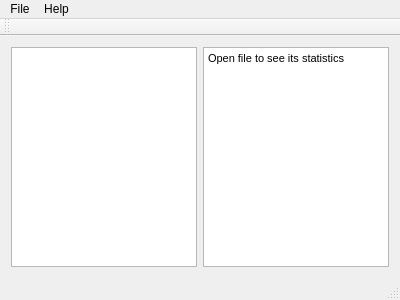
Before: the Qt Designer form mainwindow.ui in NIA/statistiq, drawn with Qt 5.
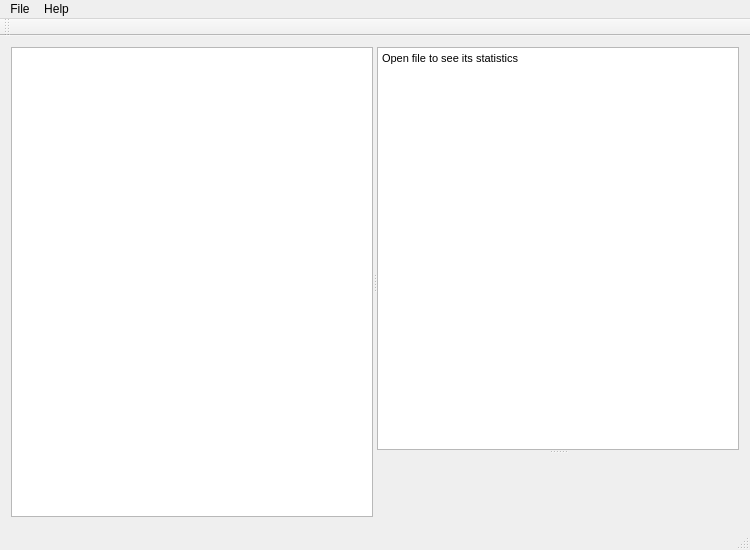
After: the same form once the commit is applied. Icons and pictures are not drawn. Custom widgets are drawn as their Qt base class.

Commit message:
Added histogram and values editing in table
QStandardItemModel is now stored in Statistic, not in MainWindow.
And Statistic is now a field of MainWindow.

What changed in the file:
```diff
--- a/mainwindow.ui
+++ b/mainwindow.ui
@@ -6,8 +6,8 @@
    <rect>
     <x>0</x>
     <y>0</y>
-    <width>400</width>
-    <height>300</height>
+    <width>750</width>
+    <height>550</height>
    </rect>
   </property>
   <property name="windowTitle">
@@ -18,11 +18,20 @@
     <normaloff>:/icons/images/statistiq.ico</normaloff>:/icons/images/statistiq.ico</iconset>
   </property>
   <widget class="QWidget" name="centralWidget">
-   <layout class="QHBoxLayout" name="horizontalLayout">
+   <layout class="QVBoxLayout" name="verticalLayout">
     <item>
+     <widget class="QSplitter" name="splitter_2">
+      <property name="frameShape">
+       <enum>QFrame::NoFrame</enum>
+      </property>
+      <property name="orientation">
+       <enum>Qt::Horizontal</enum>
+      </property>
      <widget class="QTableView" name="dataTable"/>
-    </item>
-    <item>
+      <widget class="QSplitter" name="splitter">
+       <property name="orientation">
+        <enum>Qt::Vertical</enum>
+       </property>
      <widget class="QTextBrowser" name="infoText">
       <property name="html">
        <string>&lt;!DOCTYPE HTML PUBLIC &quot;-//W3C//DTD HTML 4.0//EN&quot; &quot;http://www.w3.org/TR/REC-html40/strict.dtd&quot;&gt;
@@ -32,6 +41,9 @@
 &lt;p style=&quot; margin-top:0px; margin-bottom:0px; margin-left:0px; margin-right:0px; -qt-block-indent:0; text-indent:0px;&quot;&gt;&lt;span style=&quot; font-size:8pt;&quot;&gt;Open file to see its statistics&lt;/span&gt;&lt;/p&gt;&lt;/body&gt;&lt;/html&gt;</string>
       </property>
      </widget>
+       <widget class="QwtPlot" name="histogramArea"/>
+      </widget>
+     </widget>
     </item>
    </layout>
   </widget>
@@ -40,7 +52,7 @@
     <rect>
      <x>0</x>
      <y>0</y>
-     <width>400</width>
+     <width>750</width>
      <height>21</height>
     </rect>
    </property>
@@ -92,6 +104,14 @@
   </action>
  </widget>
  <layoutdefault spacing="6" margin="11"/>
+ <customwidgets>
+  <customwidget>
+   <class>QwtPlot</class>
+   <extends>QFrame</extends>
+   <header>qwt_plot.h</header>
+   <container>1</container>
+  </customwidget>
+ </customwidgets>
  <resources>
   <include location="statistiq.qrc"/>
  </resources>
```
Lines whose indentation alone changed are shown as unchanged. The commit also changes 6 other files.
